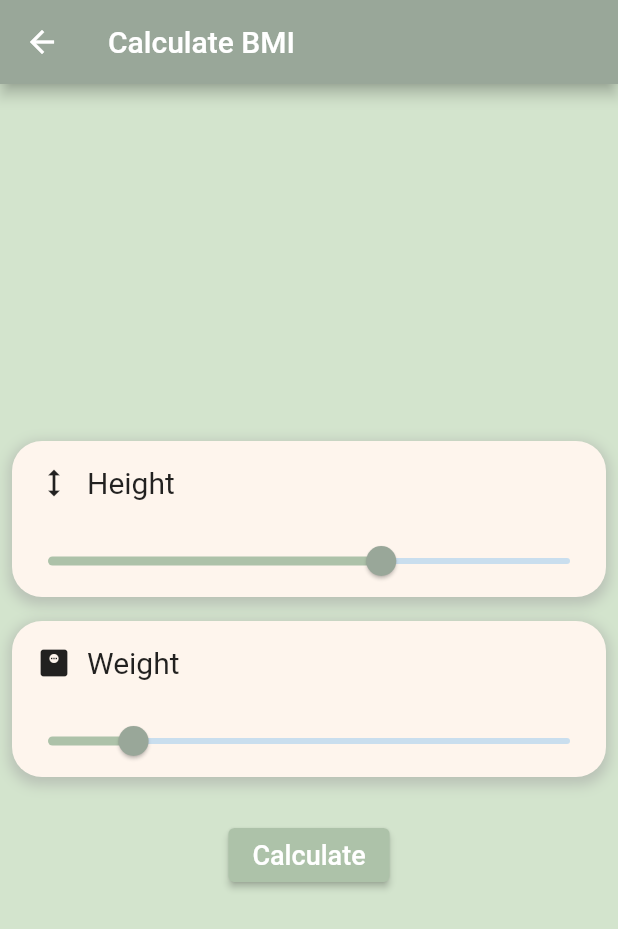
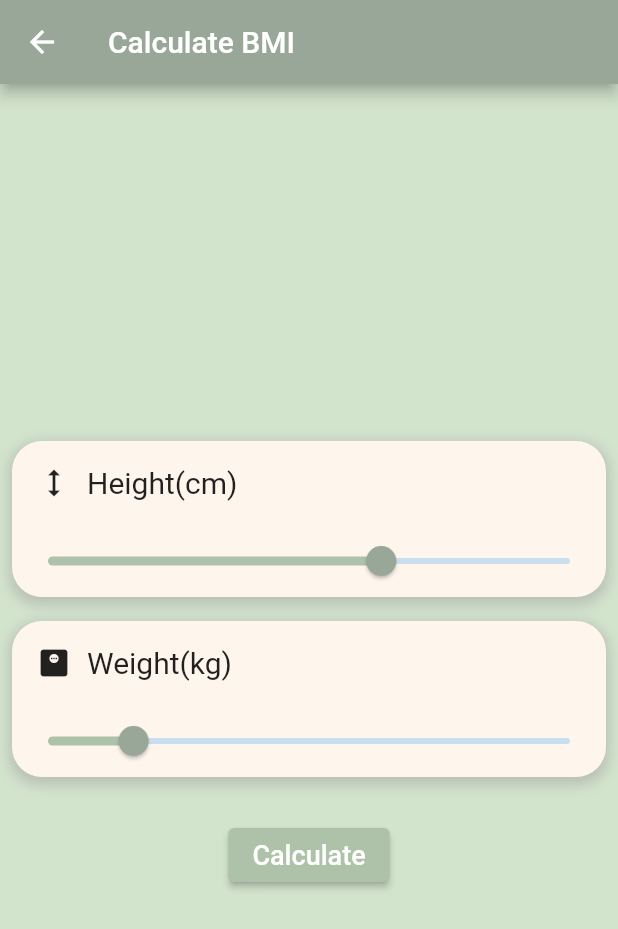
Before and after one commit to DeathCatx/BMI, a Flutter app: the Calculate screen opened directly, on a phone screen of 412 x 824 dp. Shown: the top 929 px of the screen. Run offline on Flutter 3.47's test engine with Material 2 defaults, Android fonts, the phone set to English and light mode, and no system bars; our stand-ins replace charts_flutter, firebase_auth, firebase_core, firebase_database; accounts and stored records are empty; Roboto replaces fonts that are missing (Poppins-Medium).

Commit message:
added unit abbreviation

```diff
--- a/lib/screens/calculate.dart
+++ b/lib/screens/calculate.dart
@@ -104,7 +104,7 @@ class _CalculateState extends State<Calculate> {
                             Icon(Icons.height),
                             SizedBox(width: 10,),
                             Text(
-                              'Height',
+                              'Height(cm)',
                               style: TextStyle(
                                 fontSize: 20,
                                 fontWeight: FontWeight.w400,
@@ -160,7 +160,7 @@ class _CalculateState extends State<Calculate> {
                               Icon(Icons.monitor_weight),
                               SizedBox(width: 10,),
                               Text(
-                                'Weight',
+                                'Weight(kg)',
                                 style: TextStyle(
                                   fontSize: 20,
                                   fontWeight: FontWeight.w400,
```
